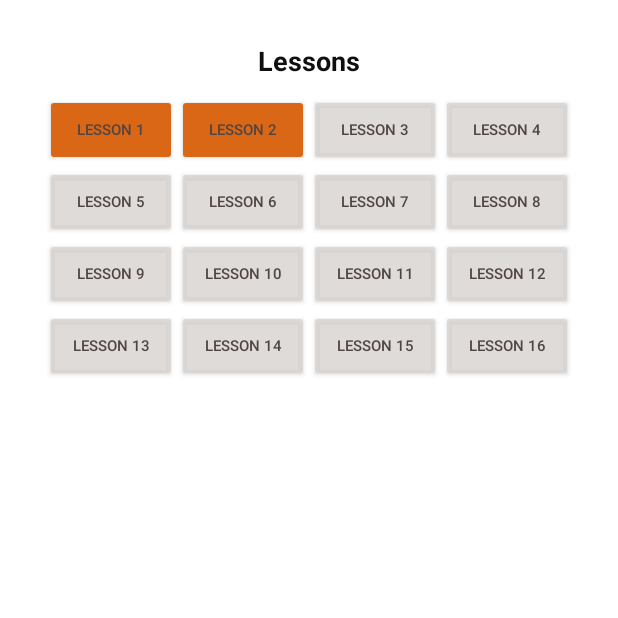
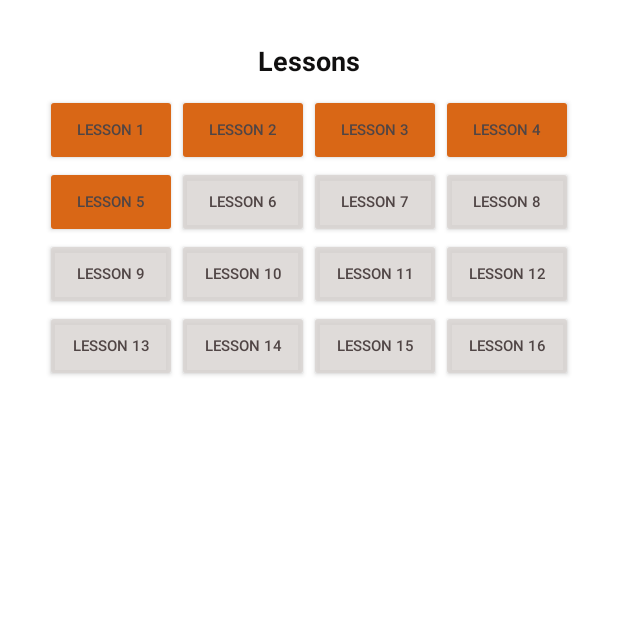
Before and after one commit to TeddyK333/PrattleBattleOfficial, an Android app: the LessonsMenuActivity screen opened directly, with no data from a screen before it, on a phone screen of 412 x 824 dp, the top half of it. Run offline under Robolectric (Android 15) with nearby library versions, the phone set to English and light mode, and no system bars.

Commit message:
lessons menu fix

```diff
--- a/app/src/main/res/layout/activity_lessons_menu.xml
+++ b/app/src/main/res/layout/activity_lessons_menu.xml
@@ -51,14 +51,14 @@
 
             <androidx.appcompat.widget.AppCompatButton
                 android:id="@+id/lessons_menu_lesson_button_3"
-                style="@style/InactiveLessonButton"
+                style="@style/LessonButton"
                 android:layout_width="wrap_content"
                 android:layout_height="wrap_content"
                 android:text="@string/lesson_3" />
 
             <androidx.appcompat.widget.AppCompatButton
                 android:id="@+id/lessons_menu_lesson_button_4"
-                style="@style/InactiveLessonButton"
+                style="@style/LessonButton"
                 android:layout_width="wrap_content"
                 android:layout_height="wrap_content"
                 android:text="@string/lesson_4" />
@@ -71,7 +71,7 @@
 
             <androidx.appcompat.widget.AppCompatButton
                 android:id="@+id/lessons_menu_lesson_button_5"
-                style="@style/InactiveLessonButton"
+                style="@style/LessonButton"
                 android:layout_width="wrap_content"
                 android:layout_height="wrap_content"
                 android:text="@string/lesson_5" />
```
